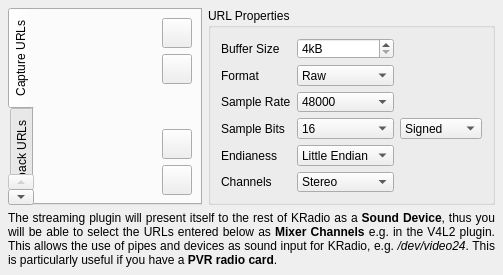
Old version of the form plugins/streaming/streaming-configuration-ui.ui in the repository pbek/kradio.
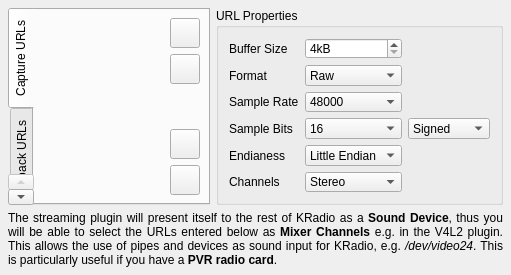
New version of the form. Custom widgets are drawn as their Qt base class.

Commit message: fixed tab order

```diff
--- a/plugins/streaming/streaming-configuration-ui.ui
+++ b/plugins/streaming/streaming-configuration-ui.ui
@@ -6,7 +6,7 @@
    <rect>
     <x>0</x>
     <y>0</y>
-    <width>503</width>
+    <width>511</width>
     <height>275</height>
    </rect>
   </property>
@@ -382,7 +382,7 @@
       <bool>true</bool>
      </property>
      <property name="margin">
-      <number>0</number>
+      <number>5</number>
      </property>
     </widget>
    </item>
```
Left out of the diff: 54 changed lines with no effect on the pictures.
